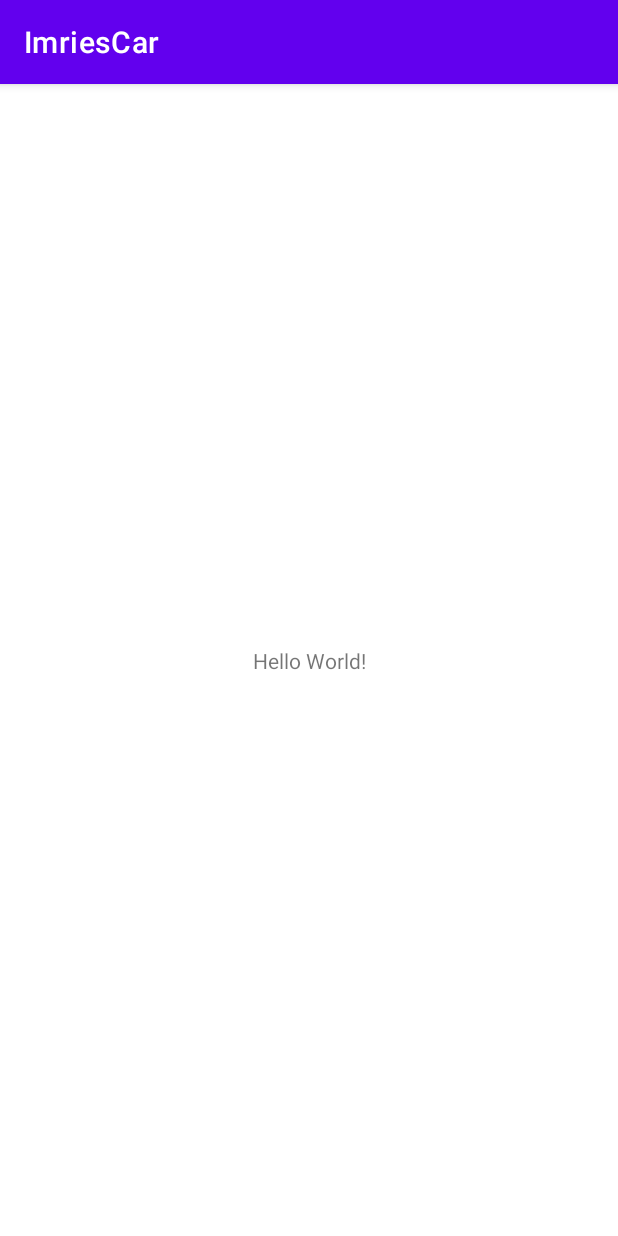
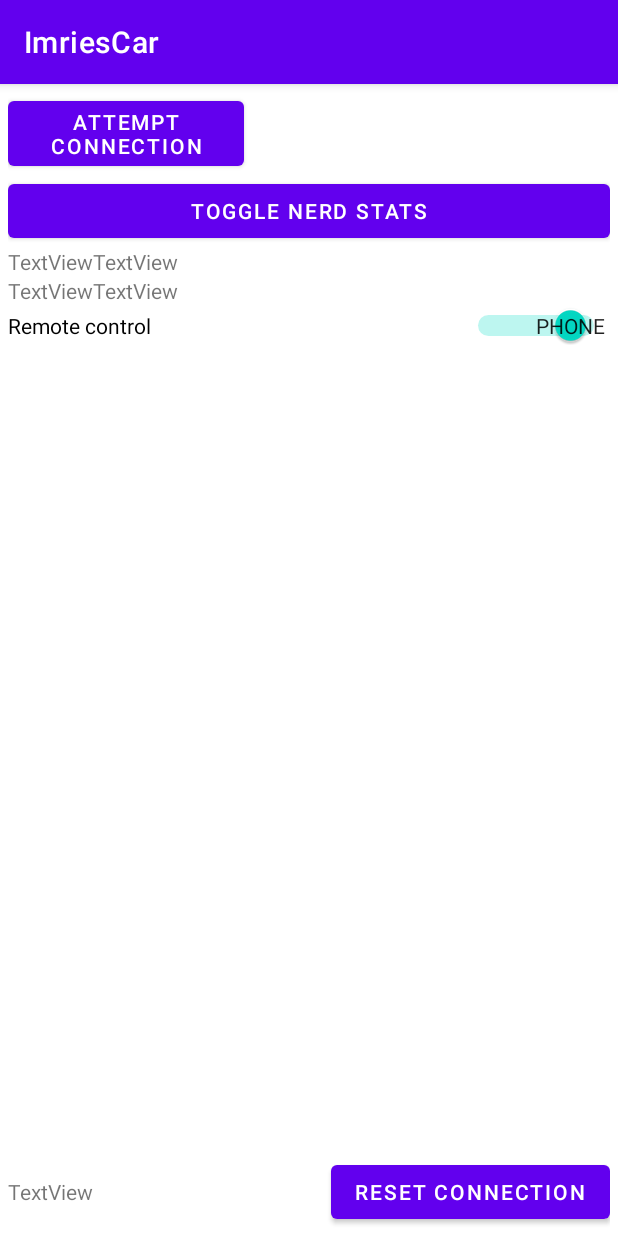
Before and after one commit to unfoundbug/ESp32ControlTranciever, an Android app: the screen it shows after launch (MainActivity), on a phone screen of 412 x 824 dp. Run offline under Robolectric (Android 15) with nearby library versions, the phone set to English and light mode, and no system bars.

Commit message:
Initial Page layouting

```diff
--- a/AndroidApp/app/src/main/java/uk/co/nhickling/imriescar/MainActivity.java
+++ b/AndroidApp/app/src/main/java/uk/co/nhickling/imriescar/MainActivity.java
@@ -3,6 +3,8 @@ package uk.co.nhickling.imriescar;
 import androidx.appcompat.app.AppCompatActivity;
 
 import android.os.Bundle;
+import android.view.View;
+import android.widget.TableLayout;
 
 public class MainActivity extends AppCompatActivity {
 
@@ -11,4 +13,9 @@ public class MainActivity extends AppCompatActivity {
         super.onCreate(savedInstanceState);
         setContentView(R.layout.activity_main);
     }
+
+    public void btnclick_ToggleNerdStats(View view){
+        TableLayout layout = (TableLayout)findViewById(R.id.block_NerdStatsDetail);
+        layout.setVisibility(layout.getVisibility() == View.GONE ? View.VISIBLE : View.GONE);
+    }
 }
--- a/AndroidApp/app/src/main/res/layout/activity_main.xml
+++ b/AndroidApp/app/src/main/res/layout/activity_main.xml
@@ -6,13 +6,149 @@
     android:layout_height="match_parent"
     tools:context=".MainActivity">
 
-    <TextView
-        android:layout_width="wrap_content"
-        android:layout_height="wrap_content"
-        android:text="Hello World!"
+    <LinearLayout
+        android:id="@+id/MainLayout"
+        android:layout_width="0dp"
+        android:layout_height="0dp"
+        android:layout_marginStart="5dp"
+        android:layout_marginTop="5dp"
+        android:layout_marginEnd="5dp"
+        android:layout_marginBottom="5dp"
+        android:orientation="vertical"
         app:layout_constraintBottom_toBottomOf="parent"
-        app:layout_constraintLeft_toLeftOf="parent"
-        app:layout_constraintRight_toRightOf="parent"
-        app:layout_constraintTop_toTopOf="parent" />
+        app:layout_constraintEnd_toEndOf="parent"
+        app:layout_constraintStart_toStartOf="parent"
+        app:layout_constraintTop_toTopOf="parent">
+
+        <LinearLayout
+            android:id="@+id/block_Header"
+            android:layout_width="match_parent"
+            android:layout_height="wrap_content"
+            android:orientation="horizontal">
+
+            <Button
+                android:id="@+id/btn_Connect"
+                android:layout_width="wrap_content"
+                android:layout_height="wrap_content"
+                android:layout_weight="1"
+                android:text="Attempt Connection" />
+
+            <TextView
+                android:id="@+id/lbl_ConnectionState"
+                android:layout_width="match_parent"
+                android:layout_height="wrap_content"
+                android:layout_weight="3" />
+        </LinearLayout>
+
+        <LinearLayout
+            android:id="@+id/block_NerdStats"
+            android:layout_width="match_parent"
+            android:layout_height="wrap_content"
+            android:orientation="vertical">
+
+            <Button
+                android:id="@+id/btn_ToggleNerd"
+                android:layout_width="match_parent"
+                android:layout_height="wrap_content"
+                android:onClick="btnclick_ToggleNerdStats"
+                android:text="Toggle Nerd Stats" />
+
+            <TableLayout
+                android:id="@+id/block_NerdStatsDetail"
+                android:layout_width="match_parent"
+                android:layout_height="match_parent">
+
+                <TableRow
+                    android:layout_width="match_parent"
+                    android:layout_height="match_parent">
+
+                    <TextView
+                        android:id="@+id/textView2"
+                        android:layout_width="match_parent"
+                        android:layout_height="wrap_content"
+                        android:text="TextView" />
+
+                    <TextView
+                        android:id="@+id/textView3"
+                        android:layout_width="match_parent"
+                        android:layout_height="wrap_content"
+                        android:text="TextView" />
+                </TableRow>
+
+                <TableRow
+                    android:layout_width="match_parent"
+                    android:layout_height="match_parent">
+
+                    <TextView
+                        android:id="@+id/textView5"
+                        android:layout_width="wrap_content"
+                        android:layout_height="wrap_content"
+                        android:text="TextView" />
+
+                    <TextView
+                        android:id="@+id/textView4"
+                        android:layout_width="match_parent"
+                        android:layout_height="wrap_content"
+                        android:text="TextView" />
+                </TableRow>
+
+            </TableLayout>
+
+        </LinearLayout>
+
+        <LinearLayout
+            android:id="@+id/block_Controls"
+            android:layout_width="match_parent"
+            android:layout_height="0dp"
+            android:layout_weight="1"
+            android:orientation="vertical">
+
+            <Switch
+                android:id="@+id/sw_RemoteControl"
+                android:layout_width="match_parent"
+                android:layout_height="wrap_content"
+                android:checked="true"
+                android:showText="true"
+                android:text="Remote control"
+                android:textOff="Car"
+                android:textOn="Phone" />
+
+            <LinearLayout
+                android:id="@+id/block_CtrlLocal"
+                android:layout_width="match_parent"
+                android:layout_height="match_parent"
+                android:orientation="vertical"></LinearLayout>
+
+            <LinearLayout
+                android:id="@+id/block_CtrlRemote"
+                android:layout_width="match_parent"
+                android:layout_height="match_parent"
+                android:orientation="vertical">
+
+            </LinearLayout>
+        </LinearLayout>
+
+        <LinearLayout
+            android:id="@+id/block_Footer"
+            android:layout_width="match_parent"
+            android:layout_height="wrap_content"
+            android:orientation="horizontal">
+
+            <TextView
+                android:id="@+id/textView7"
+                android:layout_width="0dp"
+                android:layout_height="wrap_content"
+                android:layout_weight="1"
+                android:text="TextView" />
+
+            <Button
+                android:id="@+id/btn_Reset"
+                android:layout_width="wrap_content"
+                android:layout_height="wrap_content"
+                android:layout_weight="0"
+                android:text="Reset Connection" />
+        </LinearLayout>
+
+    </LinearLayout>
 
 </androidx.constraintlayout.widget.ConstraintLayout>
```
